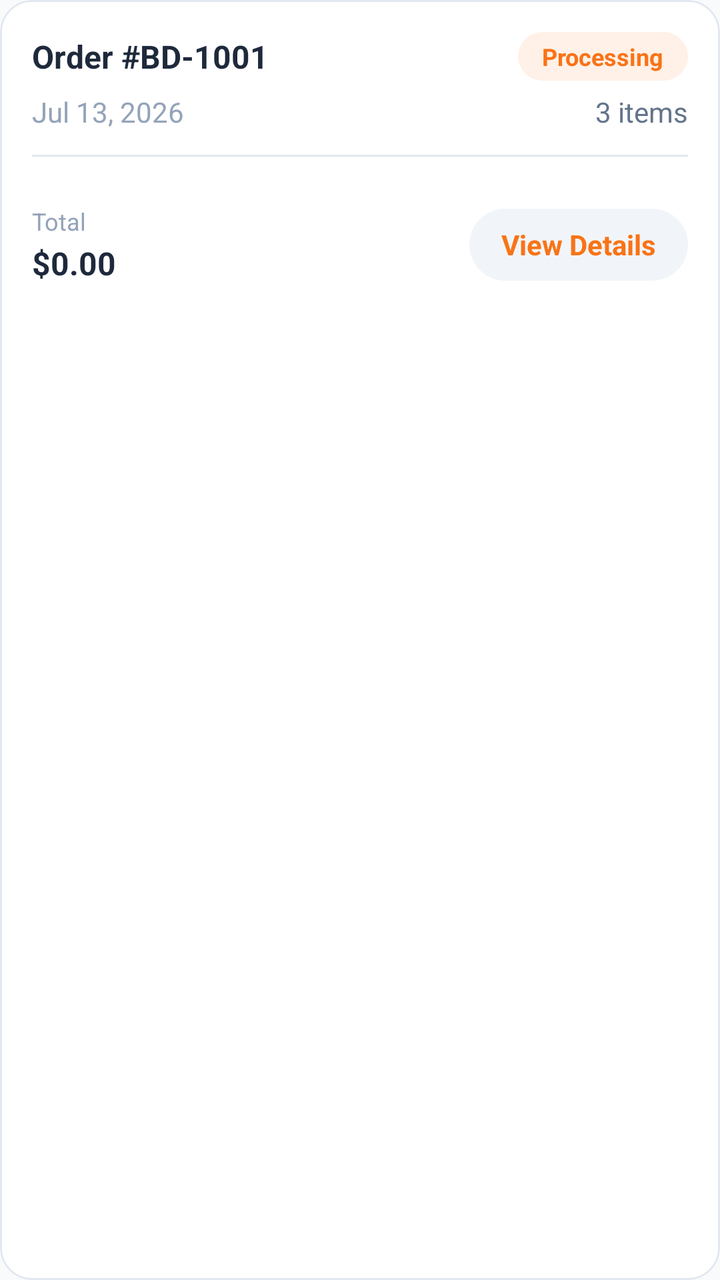
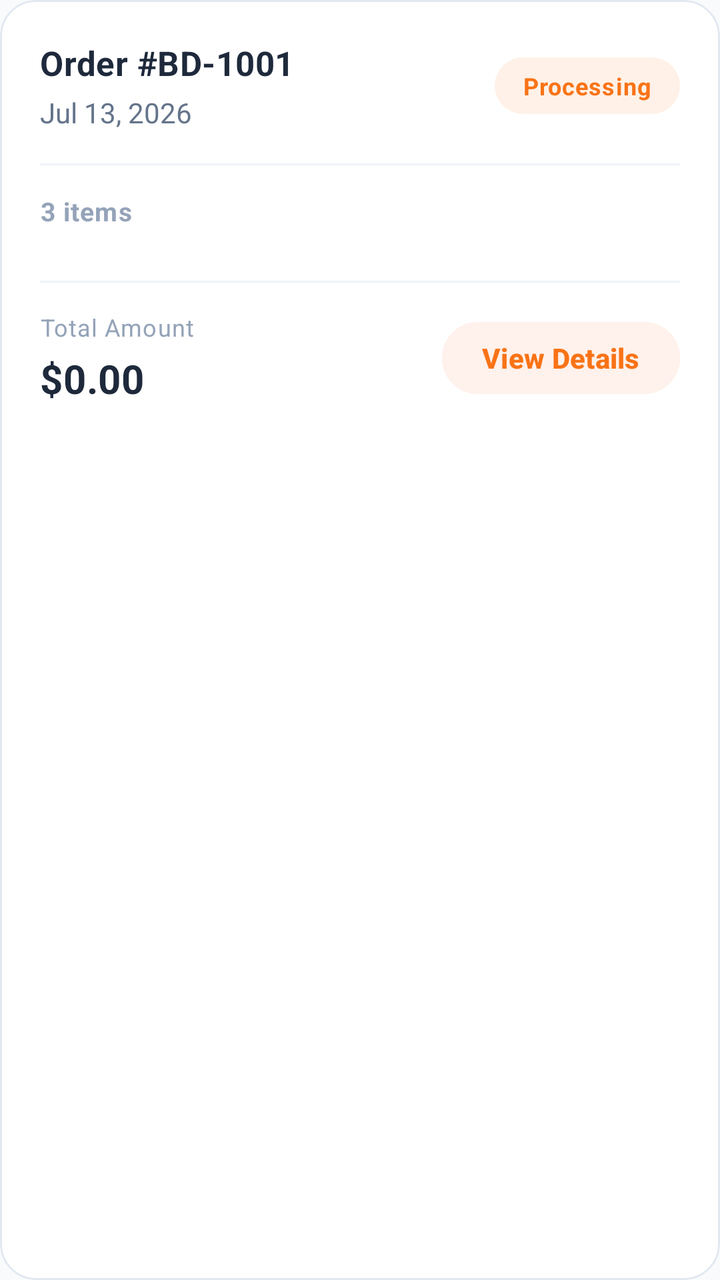

The first picture is an Android layout as it rendered before a commit; the second is the same layout after the commit. The layout source and the unified diff follow.
<!-- AndroidManifest.xml: application theme Theme.BeckieDealApp -->
<!-- res/layout/item_order.xml -->
﻿<?xml version="1.0" encoding="utf-8"?>

<com.google.android.material.card.MaterialCardView
    xmlns:android="http://schemas.android.com/apk/res/android"
    xmlns:app="http://schemas.android.com/apk/res-auto"
    android:layout_width="match_parent"
    android:layout_height="wrap_content"
    android:layout_marginBottom="12dp"
    app:cardCornerRadius="16dp"
    app:cardElevation="0dp"
    app:strokeWidth="1dp"
    app:strokeColor="@color/border_color"
    app:cardBackgroundColor="@color/surface">

    <LinearLayout
        android:layout_width="match_parent"
        android:layout_height="wrap_content"
        android:orientation="vertical"
        android:padding="16dp">

        
        <LinearLayout
            android:layout_width="match_parent"
            android:layout_height="wrap_content"
            android:orientation="horizontal"
            android:gravity="center_vertical">

            <TextView
                android:id="@+id/orderIdText"
                android:layout_width="0dp"
                android:layout_height="wrap_content"
                android:layout_weight="1"
                android:text="Order #BD-1001"
                android:textColor="@color/text_primary"
                android:textSize="@dimen/text_size_body_large"
                android:textStyle="bold" />

            <TextView
                android:id="@+id/orderStatusBadge"
                android:layout_width="wrap_content"
                android:layout_height="wrap_content"
                android:background="@drawable/order_status_badge_bg"
                android:paddingHorizontal="12dp"
                android:paddingVertical="4dp"
                android:text="Processing"
                android:textColor="@color/primary"
                android:textSize="@dimen/text_size_caption"
                android:textStyle="bold" />

        </LinearLayout>

        
        <LinearLayout
            android:layout_width="match_parent"
            android:layout_height="wrap_content"
            android:orientation="horizontal"
            android:layout_marginTop="6dp"
            android:gravity="center_vertical">

            <TextView
                android:id="@+id/orderDateText"
                android:layout_width="0dp"
                android:layout_height="wrap_content"
                android:layout_weight="1"
                android:text="Jul 13, 2026"
                android:textColor="@color/text_muted"
                android:textSize="@dimen/text_size_body" />

            <TextView
                android:id="@+id/orderItemCountText"
                android:layout_width="wrap_content"
                android:layout_height="wrap_content"
                android:text="3 items"
                android:textColor="@color/text_secondary"
                android:textSize="@dimen/text_size_body" />

        </LinearLayout>

        
        <View
            android:layout_width="match_parent"
            android:layout_height="1dp"
            android:layout_marginVertical="12dp"
            android:background="@color/border_color" />

        
        <LinearLayout
            android:id="@+id/orderThumbnailStrip"
            android:layout_width="match_parent"
            android:layout_height="wrap_content"
            android:orientation="horizontal"
            android:gravity="center_vertical" />

        
        <LinearLayout
            android:layout_width="match_parent"
            android:layout_height="wrap_content"
            android:orientation="horizontal"
            android:layout_marginTop="12dp"
            android:gravity="center_vertical">

            <LinearLayout
                android:layout_width="0dp"
                android:layout_height="wrap_content"
                android:layout_weight="1"
                android:orientation="vertical">

                <TextView
                    android:layout_width="wrap_content"
                    android:layout_height="wrap_content"
                    android:text="Total"
                    android:textColor="@color/text_muted"
                    android:textSize="@dimen/text_size_caption" />

                <TextView
                    android:id="@+id/orderTotalText"
                    android:layout_width="wrap_content"
                    android:layout_height="wrap_content"
                    android:layout_marginTop="2dp"
                    android:text="$0.00"
                    android:textColor="@color/text_primary"
                    android:textSize="@dimen/text_size_body_large"
                    android:textStyle="bold" />

            </LinearLayout>

            <TextView
                android:id="@+id/viewDetailsButton"
                android:layout_width="wrap_content"
                android:layout_height="36dp"
                android:gravity="center"
                android:background="@drawable/button_secondary"
                android:paddingHorizontal="16dp"
                android:text="View Details"
                android:textColor="@color/primary"
                android:textSize="@dimen/text_size_body"
                android:textStyle="bold" />

        </LinearLayout>

    </LinearLayout>

</com.google.android.material.card.MaterialCardView>
<!-- resources referenced by this layout -->
<resources>
  <color name="border_color">#E2E8F0</color>
  <color name="primary">#F97316</color>
  <color name="surface">#FFFFFF</color>
  <color name="text_muted">#94A3B8</color>
  <color name="text_primary">#1E293B</color>
  <color name="text_secondary">#64748B</color>
  <dimen name="text_size_body">13sp</dimen>
  <dimen name="text_size_body_large">15sp</dimen>
  <dimen name="text_size_caption">11sp</dimen>
  <!-- drawable button_secondary (drawable) -->
  <?xml version="1.0" encoding="utf-8"?>
  <ripple xmlns:android="http://schemas.android.com/apk/res/android"
      android:color="?attr/colorControlHighlight">
      <item>
          <shape android:shape="rectangle">
              <solid android:color="@color/input_background" />
              <corners android:radius="@dimen/button_pill_radius" />
          </shape>
      </item>
  </ripple>
  <!-- drawable order_status_badge_bg (drawable) -->
  <?xml version="1.0" encoding="utf-8"?>
  <shape xmlns:android="http://schemas.android.com/apk/res/android"
      android:shape="rectangle">
      <solid android:color="#1AF97316" />
      <corners android:radius="20dp" />
  </shape>
  <style name="Theme.BeckieDealApp" parent="Base.Theme.BeckieDealApp">
          <item name="buttonStyle">@style/Widget.App.Button</item>
          <item name="materialButtonStyle">@style/Widget.App.Button</item>
      </style>
  <color name="input_background">#F1F5F9</color>
  <dimen name="button_pill_radius">999dp</dimen>
  <style name="Base.Theme.BeckieDealApp" parent="Theme.Material3.DayNight.NoActionBar">
          <item name="colorPrimary">@color/primary</item>
          <item name="colorOnPrimary">@color/on_primary</item>
          <item name="colorPrimaryContainer">@color/primary_container</item>
          <item name="colorOnPrimaryContainer">@color/on_primary_container</item>
          <item name="android:windowBackground">@color/background</item>
          <item name="colorSurface">@color/surface</item>
          <item name="colorOnSurface">@color/on_surface</item>
          
          <item name="bottomNavigationStyle">@style/Widget.App.BottomNavigationView</item>
      </style>
  <style name="Widget.App.Button" parent="Widget.Material3.Button">
          <item name="shapeAppearance">@style/ShapeAppearance.App.Button.Pill</item>
      </style>
  <color name="on_primary">#FFFFFF</color>
  <color name="primary_container">#F97316</color>
  <color name="on_primary_container">#582200</color>
  <color name="background">#F8FAFC</color>
  <color name="on_surface">#251913</color>
  <style name="Widget.App.BottomNavigationView" parent="Widget.Material3.BottomNavigationView">
          <item name="itemIconSize">22dp</item>
          <item name="itemIconTint">@color/bottom_nav_color</item>
          <item name="itemTextColor">@color/bottom_nav_color</item>
          
          <item name="android:background">@null</item>
          <item name="backgroundTint">@null</item>
          <item name="labelVisibilityMode">selected</item>
          <item name="itemActiveIndicatorStyle">@style/Widget.App.BottomNav.ActiveIndicator</item>
          <item name="itemPaddingTop">4dp</item>
          <item name="itemPaddingBottom">4dp</item>
      </style>
  <style name="ShapeAppearance.App.Button.Pill" parent="">
          <item name="cornerFamily">rounded</item>
          <item name="cornerSize">50%</item>
      </style>
  <style name="Widget.App.BottomNav.ActiveIndicator" parent="Widget.Material3.BottomNavigationView.ActiveIndicator">
          <item name="android:color">@color/nav_indicator_fill</item>
          <item name="android:width">80dp</item>
          <item name="android:height">36dp</item>
          <item name="shapeAppearance">@style/ShapeAppearance.App.BottomNav.ActiveIndicator</item>
      </style>
  <color name="nav_indicator_fill">#FFF1EB</color>
  <style name="ShapeAppearance.App.BottomNav.ActiveIndicator" parent="">
          <item name="cornerFamily">rounded</item>
          <item name="cornerSize">50%</item>
      </style>
</resources>

<!-- the commit's change to res/layout/item_order.xml (unified diff, before → after) -->
@@ -5,8 +5,8 @@
     xmlns:app="http://schemas.android.com/apk/res-auto"
     android:layout_width="match_parent"
     android:layout_height="wrap_content"
-    android:layout_marginBottom="12dp"
-    app:cardCornerRadius="16dp"
+    android:layout_marginBottom="16dp"
+    app:cardCornerRadius="18dp"
     app:cardElevation="0dp"
     app:strokeWidth="1dp"
     app:strokeColor="@color/border_color"
@@ -16,7 +16,7 @@
         android:layout_width="match_parent"
         android:layout_height="wrap_content"
         android:orientation="vertical"
-        android:padding="16dp">
+        android:padding="20dp">
 
         
         <LinearLayout
@@ -25,54 +25,45 @@
             android:orientation="horizontal"
             android:gravity="center_vertical">
 
-            <TextView
-                android:id="@+id/orderIdText"
+            <LinearLayout
                 android:layout_width="0dp"
                 android:layout_height="wrap_content"
                 android:layout_weight="1"
-                android:text="Order #BD-1001"
-                android:textColor="@color/text_primary"
-                android:textSize="@dimen/text_size_body_large"
-                android:textStyle="bold" />
+                android:orientation="vertical">
+
+                <TextView
+                    android:id="@+id/orderIdText"
+                    android:layout_width="wrap_content"
+                    android:layout_height="wrap_content"
+                    android:text="Order #BD-1001"
+                    android:textColor="@color/text_primary"
+                    android:textSize="17sp"
+                    android:textStyle="bold"
+                    android:letterSpacing="0.01" />
+
+                <TextView
+                    android:id="@+id/orderDateText"
+                    android:layout_width="wrap_content"
+                    android:layout_height="wrap_content"
+                    android:layout_marginTop="4dp"
+                    android:text="Jul 13, 2026"
+                    android:textColor="@color/text_secondary"
+                    android:textSize="@dimen/text_size_body" />
+
+            </LinearLayout>
 
             <TextView
                 android:id="@+id/orderStatusBadge"
                 android:layout_width="wrap_content"
                 android:layout_height="wrap_content"
                 android:background="@drawable/order_status_badge_bg"
-                android:paddingHorizontal="12dp"
-                android:paddingVertical="4dp"
+                android:paddingHorizontal="14dp"
+                android:paddingVertical="6dp"
                 android:text="Processing"
                 android:textColor="@color/primary"
-                android:textSize="@dimen/text_size_caption"
-                android:textStyle="bold" />
-
-        </LinearLayout>
-
-        
-        <LinearLayout
-            android:layout_width="match_parent"
-            android:layout_height="wrap_content"
-            android:orientation="horizontal"
-            android:layout_marginTop="6dp"
-            android:gravity="center_vertical">
-
-            <TextView
-                android:id="@+id/orderDateText"
-                android:layout_width="0dp"
-                android:layout_height="wrap_content"
-                android:layout_weight="1"
-                android:text="Jul 13, 2026"
-                android:textColor="@color/text_muted"
-                android:textSize="@dimen/text_size_body" />
-
-            <TextView
-                android:id="@+id/orderItemCountText"
-                android:layout_width="wrap_content"
-                android:layout_height="wrap_content"
-                android:text="3 items"
-                android:textColor="@color/text_secondary"
-                android:textSize="@dimen/text_size_body" />
+                android:textSize="12sp"
+                android:textStyle="bold"
+                android:letterSpacing="0.03" />
 
         </LinearLayout>
 
@@ -80,8 +71,22 @@
         <View
             android:layout_width="match_parent"
             android:layout_height="1dp"
-            android:layout_marginVertical="12dp"
-            android:background="@color/border_color" />
+            android:layout_marginTop="16dp"
+            android:layout_marginBottom="14dp"
+            android:background="@color/border_color"
+            android:alpha="0.5" />
+
+        
+        <TextView
+            android:id="@+id/orderItemCountText"
+            android:layout_width="wrap_content"
+            android:layout_height="wrap_content"
+            android:layout_marginBottom="10dp"
+            android:text="3 items"
+            android:textColor="@color/text_muted"
+            android:textSize="13sp"
+            android:textStyle="bold"
+            android:letterSpacing="0.03" />
 
         
         <LinearLayout
@@ -92,11 +97,19 @@
             android:gravity="center_vertical" />
 
         
+        <View
+            android:layout_width="match_parent"
+            android:layout_height="1dp"
+            android:layout_marginTop="16dp"
+            android:layout_marginBottom="14dp"
+            android:background="@color/border_color"
+            android:alpha="0.5" />
+
+        
         <LinearLayout
             android:layout_width="match_parent"
             android:layout_height="wrap_content"
             android:orientation="horizontal"
-            android:layout_marginTop="12dp"
             android:gravity="center_vertical">
 
             <LinearLayout
@@ -108,33 +121,39 @@
                 <TextView
                     android:layout_width="wrap_content"
                     android:layout_height="wrap_content"
-                    android:text="Total"
+                    android:text="Total Amount"
                     android:textColor="@color/text_muted"
-                    android:textSize="@dimen/text_size_caption" />
+                    android:textSize="12sp"
+                    android:letterSpacing="0.03" />
 
                 <TextView
                     android:id="@+id/orderTotalText"
                     android:layout_width="wrap_content"
                     android:layout_height="wrap_content"
-                    android:layout_marginTop="2dp"
+                    android:layout_marginTop="4dp"
                     android:text="$0.00"
                     android:textColor="@color/text_primary"
-                    android:textSize="@dimen/text_size_body_large"
-                    android:textStyle="bold" />
+                    android:textSize="20sp"
+                    android:textStyle="bold"
+                    android:letterSpacing="0.01" />
 
             </LinearLayout>
 
-            <TextView
+            <com.google.android.material.button.MaterialButton
                 android:id="@+id/viewDetailsButton"
                 android:layout_width="wrap_content"
-                android:layout_height="36dp"
-                android:gravity="center"
-                android:background="@drawable/button_secondary"
-                android:paddingHorizontal="16dp"
+                android:layout_height="44dp"
                 android:text="View Details"
+                android:textAllCaps="false"
                 android:textColor="@color/primary"
-                android:textSize="@dimen/text_size_body"
-                android:textStyle="bold" />
+                android:textSize="14sp"
+                android:textStyle="bold"
+                android:paddingHorizontal="20dp"
+                android:backgroundTint="@color/nav_indicator_fill"
+                app:cornerRadius="22dp"
+                app:elevation="0dp"
+                app:rippleColor="@color/primary"
+                style="@style/Widget.Material3.Button.TextButton" />
 
         </LinearLayout>
 
<!-- resource entries referenced after the edit -->
@@ -7,32 +7,17 @@
   <color name="text_primary">#1E293B</color>
   <color name="text_secondary">#64748B</color>
   <dimen name="text_size_body">13sp</dimen>
-  <dimen name="text_size_body_large">15sp</dimen>
-  <dimen name="text_size_caption">11sp</dimen>
-  <!-- drawable button_secondary (drawable) -->
-  <?xml version="1.0" encoding="utf-8"?>
-  <ripple xmlns:android="http://schemas.android.com/apk/res/android"
-      android:color="?attr/colorControlHighlight">
-      <item>
-          <shape android:shape="rectangle">
-              <solid android:color="@color/input_background" />
-              <corners android:radius="@dimen/button_pill_radius" />
-          </shape>
-      </item>
-  </ripple>
   <!-- drawable order_status_badge_bg (drawable) -->
   <?xml version="1.0" encoding="utf-8"?>
   <shape xmlns:android="http://schemas.android.com/apk/res/android"
       android:shape="rectangle">
       <solid android:color="#1AF97316" />
-      <corners android:radius="20dp" />
+      <corners android:radius="24dp" />
   </shape>
   <style name="Theme.BeckieDealApp" parent="Base.Theme.BeckieDealApp">
           <item name="buttonStyle">@style/Widget.App.Button</item>
           <item name="materialButtonStyle">@style/Widget.App.Button</item>
       </style>
-  <color name="input_background">#F1F5F9</color>
-  <dimen name="button_pill_radius">999dp</dimen>
   <style name="Base.Theme.BeckieDealApp" parent="Theme.Material3.DayNight.NoActionBar">
           <item name="colorPrimary">@color/primary</item>
           <item name="colorOnPrimary">@color/on_primary</item>
